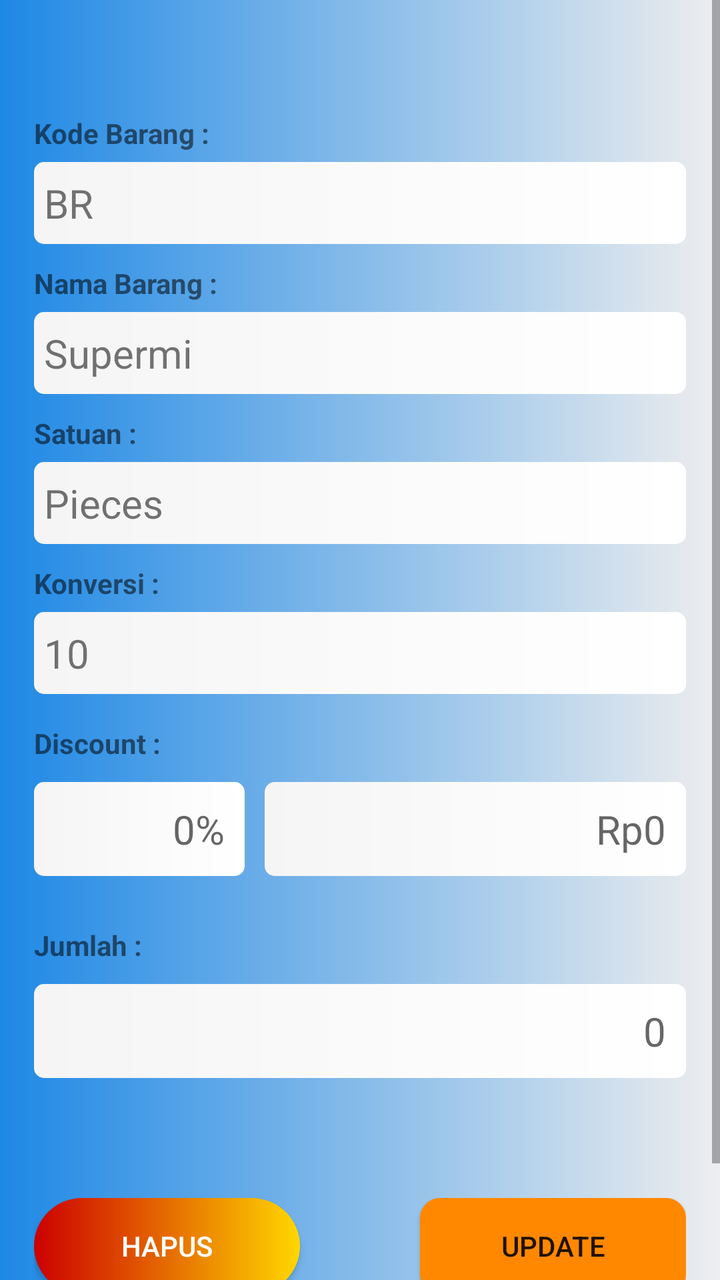
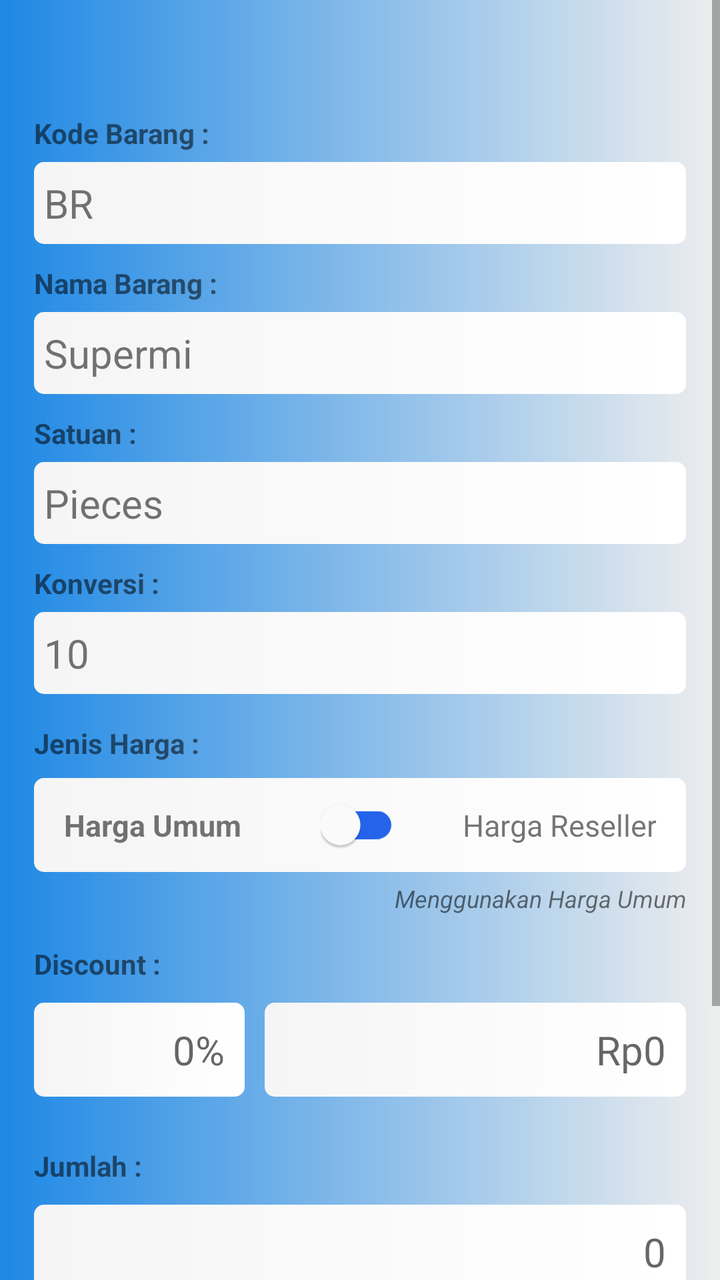

Two renders of the same Android screen: before a commit and after it. Below are the layout's source before the change and the commit's diff.
<!-- AndroidManifest.xml: application theme AppThemeLogin.NoActionBar -->
<!-- res/layout/activity_edit.xml -->
<?xml version="1.0" encoding="utf-8"?>

<ScrollView xmlns:android="http://schemas.android.com/apk/res/android"
    xmlns:app="http://schemas.android.com/apk/res-auto"
    xmlns:tools="http://schemas.android.com/tools"
    android:layout_width="match_parent"
    android:layout_height="match_parent"
    android:background="@drawable/button_round_1"
    android:fillViewport="true"
    android:scrollbars="vertical"
    tools:context=".EditActivity">

    <LinearLayout
        android:layout_width="match_parent"
        android:layout_height="wrap_content"
        android:layout_margin="10dp"
        android:orientation="vertical"
        android:padding="7dp">

        <TextView
            android:layout_width="match_parent"
            android:layout_height="wrap_content"
            android:layout_marginTop="40dp"
            android:text="Kode Barang :"
            android:textSize="14sp"
            android:textStyle="bold" />

        <TextView
            android:id="@+id/kodebarang"
            android:layout_width="match_parent"
            android:layout_height="wrap_content"
            android:layout_marginTop="5dp"
            android:background="@drawable/button_round_10"
            android:paddingHorizontal="5dp"
            android:paddingVertical="7dp"
            android:text="BR"
            android:textSize="20sp" />

        <TextView
            android:layout_width="match_parent"
            android:layout_height="wrap_content"
            android:layout_marginTop="10dp"
            android:text="Nama Barang :"
            android:textSize="14sp"
            android:textStyle="bold" />

        <TextView
            android:id="@+id/namabarang"
            android:layout_width="match_parent"
            android:layout_height="wrap_content"
            android:layout_marginTop="5dp"
            android:background="@drawable/button_round_10"
            android:paddingHorizontal="5dp"
            android:paddingVertical="7dp"
            android:text="Supermi"
            android:textSize="20sp" />

        <TextView
            android:layout_width="match_parent"
            android:layout_height="wrap_content"
            android:layout_marginTop="10dp"
            android:text="Satuan :"
            android:textSize="14sp"
            android:textStyle="bold" />

        <TextView
            android:id="@+id/satuan"
            android:layout_width="match_parent"
            android:layout_height="wrap_content"
            android:layout_marginTop="5dp"
            android:background="@drawable/button_round_10"
            android:paddingHorizontal="5dp"
            android:paddingVertical="7dp"
            android:text="Pieces"
            android:textSize="20sp" />

        <TextView
            android:layout_width="match_parent"
            android:layout_height="wrap_content"
            android:layout_marginTop="10dp"
            android:text="Konversi :"
            android:textSize="14sp"
            android:textStyle="bold" />

        <TextView
            android:id="@+id/konversi"
            android:layout_width="match_parent"
            android:layout_height="wrap_content"
            android:layout_marginTop="5dp"
            android:background="@drawable/button_round_10"
            android:paddingHorizontal="5dp"
            android:paddingVertical="7dp"
            android:text="10"
            android:textSize="20sp" />

        <TextView
            android:layout_width="match_parent"
            android:layout_height="wrap_content"
            android:layout_marginTop="15dp"
            android:text="Discount :"
            android:textSize="14sp"
            android:textStyle="bold" />

        <LinearLayout
            android:layout_width="match_parent"
            android:layout_height="wrap_content"
            android:layout_marginTop="10dp"
            android:layout_marginBottom="10dp"
            android:orientation="horizontal"
            android:weightSum="3">

            
            <EditText
                android:id="@+id/etdiscountpersen"
                android:layout_width="0dp"
                android:layout_height="wrap_content"
                android:layout_marginEnd="5dp"
                android:layout_weight="1"
                android:background="@drawable/button_round_10"
                android:hint="0%"
                android:inputType="numberDecimal"
                android:paddingVertical="10dp"
                android:paddingEnd="10dp"
                android:textAlignment="textEnd"
                android:textSize="20sp" />

            
            <EditText
                android:id="@+id/etdiscount"
                android:layout_width="0dp"
                android:layout_height="wrap_content"
                android:layout_marginStart="5dp"
                android:layout_weight="2"
                android:background="@drawable/button_round_10"
                android:hint="Rp0"
                android:inputType="number"
                android:paddingVertical="10dp"
                android:paddingEnd="10dp"
                android:textAlignment="textEnd"
                android:textSize="20sp" />

        </LinearLayout>

        <TextView
            android:layout_width="match_parent"
            android:layout_height="wrap_content"
            android:layout_marginTop="15dp"
            android:text="Jumlah :"
            android:textSize="14sp"
            android:textStyle="bold" />

        <EditText
            android:id="@+id/etjumlah"
            android:layout_width="match_parent"
            android:layout_height="wrap_content"
            android:layout_marginTop="10dp"
            android:layout_marginBottom="10dp"
            android:background="@drawable/button_round_10"
            android:hint="0"
            android:inputType="number"
            android:paddingEnd="10dp"
            android:paddingVertical="10dp"
            android:textAlignment="textEnd"
            android:textSize="20sp" />

        <LinearLayout
            android:layout_width="match_parent"
            android:layout_height="wrap_content"
            android:layout_marginTop="50dp"
            android:layout_marginBottom="50dp"
            android:orientation="horizontal"
            android:weightSum="2">

            <Button
                android:id="@+id/btnhapus"
                android:layout_width="0dp"
                android:layout_height="wrap_content"
                android:layout_marginEnd="30dp"
                android:layout_weight="1"
                android:background="@drawable/button_round_7"
                android:text="Hapus"
                android:textColor="#FFFFFF" />

            <Button
                android:id="@+id/btnupdate"
                android:layout_width="0dp"
                android:layout_height="wrap_content"
                android:layout_marginStart="30dp"
                android:layout_weight="1"
                android:background="@drawable/button_round_2"
                android:text="Update" />

        </LinearLayout>

    </LinearLayout>

</ScrollView>
<!-- resources referenced by this layout -->
<resources>
  <!-- drawable button_round_1 (drawable) -->
  <?xml version="1.0" encoding="utf-8"?>
  
  <shape xmlns:android="http://schemas.android.com/apk/res/android"
      android:shape="rectangle">
      <corners
          android:bottomLeftRadius="0dp"
          android:bottomRightRadius="0dp"
          android:topLeftRadius="0dp"
          android:topRightRadius="0dp" />
      <gradient
          android:angle="360"
          android:endColor="@color/color_grey_toWhite"
          android:startColor="@color/blue_natural" />
  
  </shape>
  <!-- drawable button_round_10 (drawable) -->
  <?xml version="1.0" encoding="utf-8"?>
  
  <shape xmlns:android="http://schemas.android.com/apk/res/android"
      android:shape="rectangle">
      <corners
          android:bottomLeftRadius="5dp"
          android:bottomRightRadius="5dp"
          android:topLeftRadius="5dp"
          android:topRightRadius="5dp" />
      <gradient
          android:angle="360"
          android:endColor="@color/white"
          android:startColor="@color/whitesmoke" />
  
  </shape>
  <!-- drawable button_round_2 (drawable) -->
  <?xml version="1.0" encoding="utf-8"?>
  
  <shape xmlns:android="http://schemas.android.com/apk/res/android"
      android:shape="rectangle">
      <corners
          android:bottomLeftRadius="10dp"
          android:bottomRightRadius="10dp"
          android:topLeftRadius="10dp"
          android:topRightRadius="10dp" />
      <gradient
          android:angle="360"
          android:endColor="@android:color/holo_orange_dark"
          android:startColor="@android:color/holo_orange_dark" />
  
  </shape>
  <!-- drawable button_round_7 (drawable) -->
  <?xml version="1.0" encoding="utf-8"?>
  
  <shape xmlns:android="http://schemas.android.com/apk/res/android"
      android:shape="rectangle">
      <corners
          android:bottomLeftRadius="30dp"
          android:bottomRightRadius="30dp"
          android:topLeftRadius="30dp"
          android:topRightRadius="30dp" />
      <gradient
          android:angle="360"
          android:endColor="@color/gold"
          android:startColor="@android:color/holo_red_dark" />
  
  </shape>
  <style name="AppThemeLogin.NoActionBar">
          <item name="windowActionBar">false</item>
          <item name="windowNoTitle">true</item>
      </style>
  <color name="color_grey_toWhite">#eeeeee</color>
  <color name="blue_natural">#1E88E5</color>
  <color name="white">#FFFFFF</color>
  <color name="whitesmoke">#F5F5F5</color>
  <color name="gold">#FFD700</color>
</resources>

<!-- the commit's change to res/layout/activity_edit.xml (unified diff, before → after) -->
@@ -93,6 +93,69 @@
             android:text="10"
             android:textSize="20sp" />
 
+        
+        <TextView
+            android:layout_width="match_parent"
+            android:layout_height="wrap_content"
+            android:layout_marginTop="15dp"
+            android:text="Jenis Harga :"
+            android:textSize="14sp"
+            android:textStyle="bold" />
+
+        <LinearLayout
+            android:layout_width="match_parent"
+            android:layout_height="wrap_content"
+            android:layout_marginTop="8dp"
+            android:layout_marginBottom="5dp"
+            android:background="@drawable/button_round_10"
+            android:gravity="center_vertical"
+            android:orientation="horizontal"
+            android:paddingHorizontal="15dp"
+            android:paddingVertical="10dp">
+
+            
+            <TextView
+                android:id="@+id/tvhargaumum"
+                android:layout_width="0dp"
+                android:layout_height="wrap_content"
+                android:layout_weight="1"
+                android:gravity="start"
+                android:text="Harga Umum"
+                android:textSize="15sp"
+                android:textStyle="bold" />
+
+            
+            <androidx.appcompat.widget.SwitchCompat
+                android:id="@+id/switchharga"
+                android:layout_width="wrap_content"
+                android:layout_height="wrap_content"
+                android:checked="false"
+                android:showText="false"
+                app:thumbTint="@color/white"
+                app:trackTint="@color/primary" />
+
+            
+            <TextView
+                android:id="@+id/tvhargareseller"
+                android:layout_width="0dp"
+                android:layout_height="wrap_content"
+                android:layout_weight="1"
+                android:gravity="end"
+                android:text="Harga Reseller"
+                android:textSize="15sp" />
+
+        </LinearLayout>
+
+        
+        <TextView
+            android:id="@+id/tvjenisharga"
+            android:layout_width="match_parent"
+            android:layout_height="wrap_content"
+            android:gravity="end"
+            android:text="Menggunakan Harga Umum"
+            android:textSize="12sp"
+            android:textStyle="italic" />
+
         <TextView
             android:layout_width="match_parent"
             android:layout_height="wrap_content"
<!-- resource entries referenced after the edit -->
@@ -1,5 +1,6 @@
 <!-- resources referenced by this layout -->
 <resources>
+  <color name="primary">#2563EB</color>
   <!-- drawable button_round_1 (drawable) -->
   <?xml version="1.0" encoding="utf-8"?>
   
